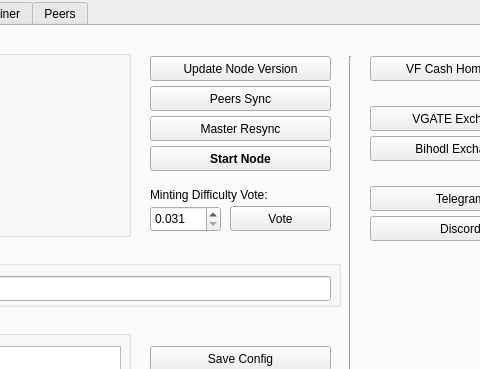
Before: the Qt Designer form vfconfig/mainwindow.ui in vfcash/VFC-Core, drawn with Qt 5; both pictures show x 212 to 692 and y 0 to 369 of the 782 by 601 pixel window.
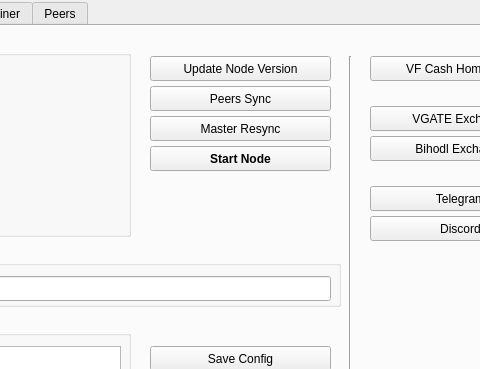
After: the same form once the commit is applied. Icons and pictures are not drawn.

Patch:
```diff
--- a/vfconfig/mainwindow.ui
+++ b/vfconfig/mainwindow.ui
@@ -329,54 +329,6 @@
        <string>Peers Sync</string>
       </property>
      </widget>
-     <widget class="QPushButton" name="vote">
-      <property name="geometry">
-       <rect>
-        <x>440</x>
-        <y>180</y>
-        <width>101</width>
-        <height>25</height>
-       </rect>
-      </property>
-      <property name="text">
-       <string>Vote</string>
-      </property>
-     </widget>
-     <widget class="QDoubleSpinBox" name="setdiff">
-      <property name="geometry">
-       <rect>
-        <x>360</x>
-        <y>180</y>
-        <width>71</width>
-        <height>26</height>
-       </rect>
-      </property>
-      <property name="decimals">
-       <number>3</number>
-      </property>
-      <property name="minimum">
-       <double>0.031000000000000</double>
-      </property>
-      <property name="maximum">
-       <double>0.240000000000000</double>
-      </property>
-      <property name="singleStep">
-       <double>0.001000000000000</double>
-      </property>
-     </widget>
-     <widget class="QLabel" name="label_12">
-      <property name="geometry">
-       <rect>
-        <x>360</x>
-        <y>160</y>
-        <width>161</width>
-        <height>17</height>
-       </rect>
-      </property>
-      <property name="text">
-       <string>Minting Difficulty Vote:</string>
-      </property>
-     </widget>
      <widget class="QPushButton" name="start_node">
       <property name="geometry">
        <rect>
```
